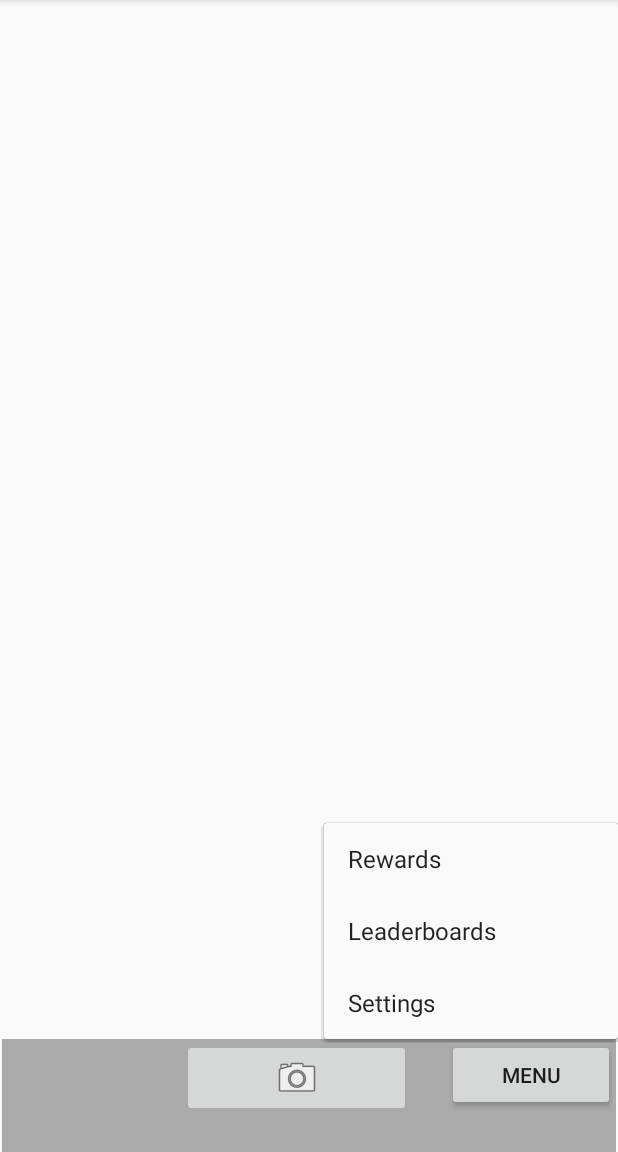
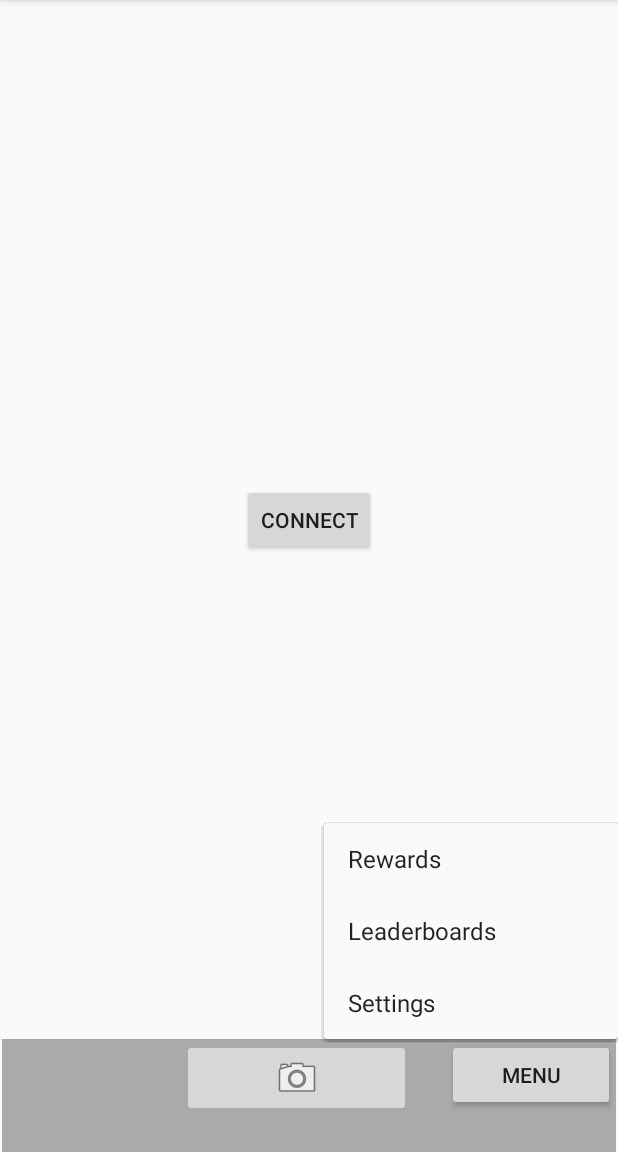
Before and after one commit to mdg1317/Capstone_Litter_App, an Android app: the screen it shows after launch (MainActivity), after a tap on "MENU", on a phone screen of 412 x 824 dp, the part 84-1236 px from its top. Run offline under Robolectric (Android 15) with nearby library versions, the phone set to English and light mode, and no system bars.

Commit message:
Testing Flask server connection

```diff
--- a/app/build.gradle
+++ b/app/build.gradle
@@ -26,6 +26,9 @@ android {
 dependencies {
     implementation fileTree(dir: 'libs', include: ['*.jar'])
 
+    implementation 'com.google.android.gms:play-services-location:18.0.0'
+    implementation 'com.squareup.okhttp3:okhttp:4.5.0'
+
     implementation 'androidx.appcompat:appcompat:1.3.0'
     implementation 'androidx.constraintlayout:constraintlayout:2.0.4'
     implementation 'com.google.android.material:material:1.4.0'
--- a/app/src/main/AndroidManifest.xml
+++ b/app/src/main/AndroidManifest.xml
@@ -5,6 +5,9 @@
     <uses-feature
         android:name="android.hardware.camera"
         android:required="true" />
+    <uses-permission android:name="android.permission.ACCESS_COARSE_LOCATION" />
+    <uses-permission android:name="android.permission.ACCESS_FINE_LOCATION" />
+    <uses-permission android:name="android.permission.INTERNET" />
 
     <application
         android:allowBackup="true"
@@ -12,7 +15,8 @@
         android:label="@string/app_name"
         android:roundIcon="@mipmap/ic_launcher_round"
         android:supportsRtl="true"
-        android:theme="@style/AppTheme" >
+        android:theme="@style/AppTheme"
+        android:usesCleartextTraffic="true" >
         <activity android:name=".LabelActivity" />
         <activity android:name=".MainActivity" >
             <intent-filter>
--- a/app/src/main/res/layout/activity_main.xml
+++ b/app/src/main/res/layout/activity_main.xml
@@ -8,6 +8,7 @@
     tools:context=".MainActivity">
 
     <LinearLayout
+        android:id="@+id/linearLayout"
         android:layout_width="409dp"
         android:layout_height="75dp"
         android:background="@android:color/darker_gray"
@@ -44,4 +45,14 @@
 
     </LinearLayout>
 
+    <Button
+        android:id="@+id/connectButton"
+        android:layout_width="wrap_content"
+        android:layout_height="wrap_content"
+        android:text="Connect"
+        app:layout_constraintBottom_toTopOf="@+id/linearLayout"
+        app:layout_constraintEnd_toEndOf="parent"
+        app:layout_constraintStart_toStartOf="parent"
+        app:layout_constraintTop_toTopOf="parent" />
+
 </androidx.constraintlayout.widget.ConstraintLayout>
```
Also changed, not shown: app/src/main/java/com/example/litterapp/MainActivity.java (+72 -0 lines).
